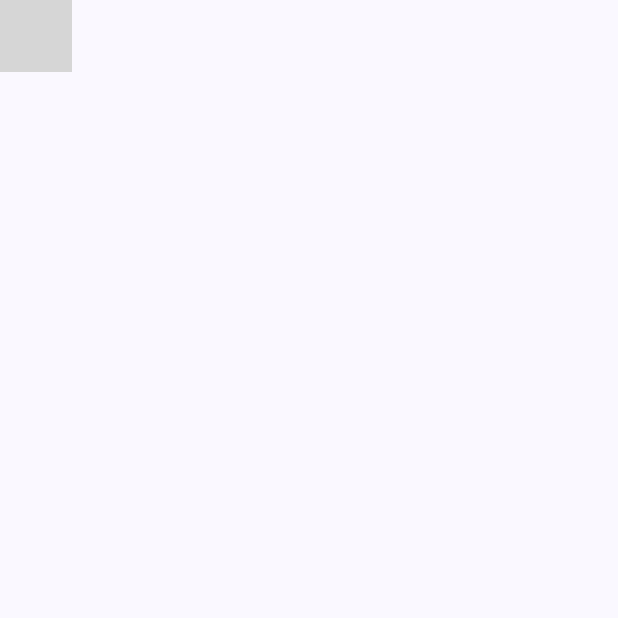
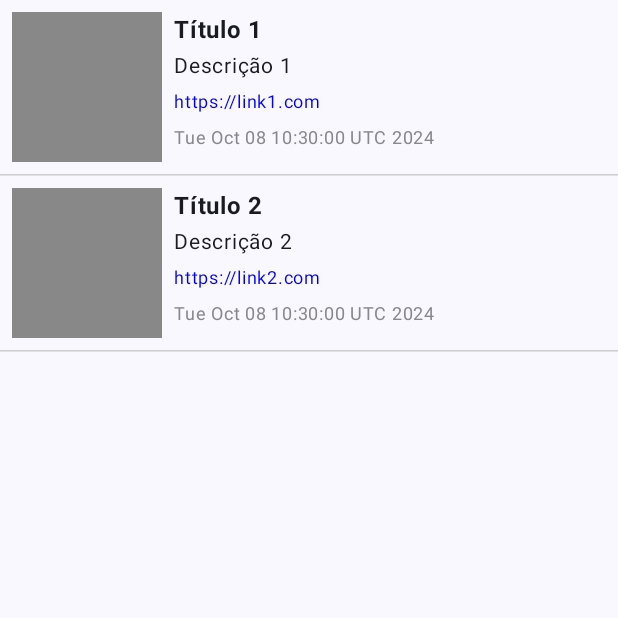
Before and after one commit to Jucasix/DJPM, an Android app built with Jetpack Compose: the screen it shows after launch (MainActivity), on a phone screen of 412 x 824 dp, the top half of it. Run offline under Robolectric (Android 15) with nearby library versions, the phone set to English and light mode, and no system bars; grey boxes are pictures that could not be loaded.

Commit message:
New exercice

```diff
--- a/DailyNews/app/src/main/java/ipca/example/dailynews/MainActivity.kt
+++ b/DailyNews/app/src/main/java/ipca/example/dailynews/MainActivity.kt
@@ -11,6 +11,7 @@ import androidx.compose.material3.Text
 import androidx.compose.runtime.Composable
 import androidx.compose.ui.Modifier
 import androidx.compose.ui.tooling.preview.Preview
+import ipca.example.dailynews.ui.HomeView
 import ipca.example.dailynews.ui.theme.DailyNewsTheme
 
 class MainActivity : ComponentActivity() {
@@ -20,7 +21,7 @@ class MainActivity : ComponentActivity() {
         setContent {
             DailyNewsTheme {
                 Scaffold(modifier = Modifier.fillMaxSize()) { innerPadding ->
-                    HonmeView(
+                    HomeView(
                         modifier = Modifier.padding(innerPadding)
                     )
                 }
--- /dev/null
+++ b/DailyNews/app/src/main/java/ipca/example/dailynews/ui/HomeView.kt
@@ -0,0 +1,86 @@
+package ipca.example.dailynews.ui
+
+import androidx.compose.foundation.background
+import androidx.compose.foundation.layout.Box
+import androidx.compose.foundation.layout.Column
+import androidx.compose.foundation.layout.Row
+import androidx.compose.foundation.layout.Spacer
+import androidx.compose.foundation.layout.fillMaxWidth
+import androidx.compose.foundation.layout.padding
+import androidx.compose.foundation.layout.size
+import androidx.compose.foundation.layout.width
+import androidx.compose.foundation.lazy.LazyColumn
+import androidx.compose.foundation.lazy.itemsIndexed
+import androidx.compose.material3.HorizontalDivider
+import androidx.compose.material3.Text
+import androidx.compose.runtime.Composable
+import androidx.compose.ui.Modifier
+import androidx.compose.ui.graphics.Color
+import androidx.compose.ui.text.font.FontWeight
+import androidx.compose.ui.tooling.preview.Preview
+import androidx.compose.ui.unit.dp
+import androidx.compose.ui.unit.sp
+import ipca.example.dailynews.models.Article
+import ipca.example.dailynews.ui.theme.DailyNewsTheme
+import java.util.Date
+
+
+@Composable
+fun HomeView(modifier: Modifier = Modifier) {
+
+    val articles = arrayListOf(
+        Article(
+            "Título 1",
+            "Descrição 1",
+            "Imagem 1",
+            "https://link1.com",
+            Date()
+        ),
+        Article(
+            "Título 2",
+            "Descrição 2",
+            "Imagem 2",
+            "https://link2.com",
+            Date()
+        )
+    )
+
+    LazyColumn(modifier = modifier) {
+        itemsIndexed(articles) { _, article ->
+
+            Row(
+                modifier = Modifier
+                    .fillMaxWidth()
+                    .padding(8.dp)
+            ) {
+                // Coloca a imagem numa das colunas
+                 Box(
+                    modifier = Modifier
+                        .size(100.dp)
+                        .background(Color.Gray)
+                )
+
+                Spacer(modifier = Modifier.width(8.dp))
+
+                // Coloca os textos na outra coluna
+                Column {
+                    Text(text = article.title ?: "Sem Título", fontWeight = FontWeight.Bold, fontSize = 16.sp)
+                    Text(text = article.description ?: "Sem Descrição", fontSize = 14.sp)
+                    Text(text = article.url ?: "Sem URL", fontSize = 12.sp, color = Color.Blue)
+                    Text(text = article.publishedAt.toString(), fontSize = 12.sp, color = Color.Gray)
+                }
+            }
+
+            HorizontalDivider(color = Color.LightGray)
+        }
+    }
+}
+
+
+@Preview(showBackground = true)
+@Composable
+fun HomeViewPreview() {
+    DailyNewsTheme {
+        HomeView()
+    }
+}
```
Also changed, not shown: DailyNews/app/src/main/java/ipca/example/dailynews/models/Article.kt (+4 -4 lines), DailyNews/app/src/main/java/ipca/example/dailynews/ui/HoneView.kt (deleted, +0 -48 lines).
